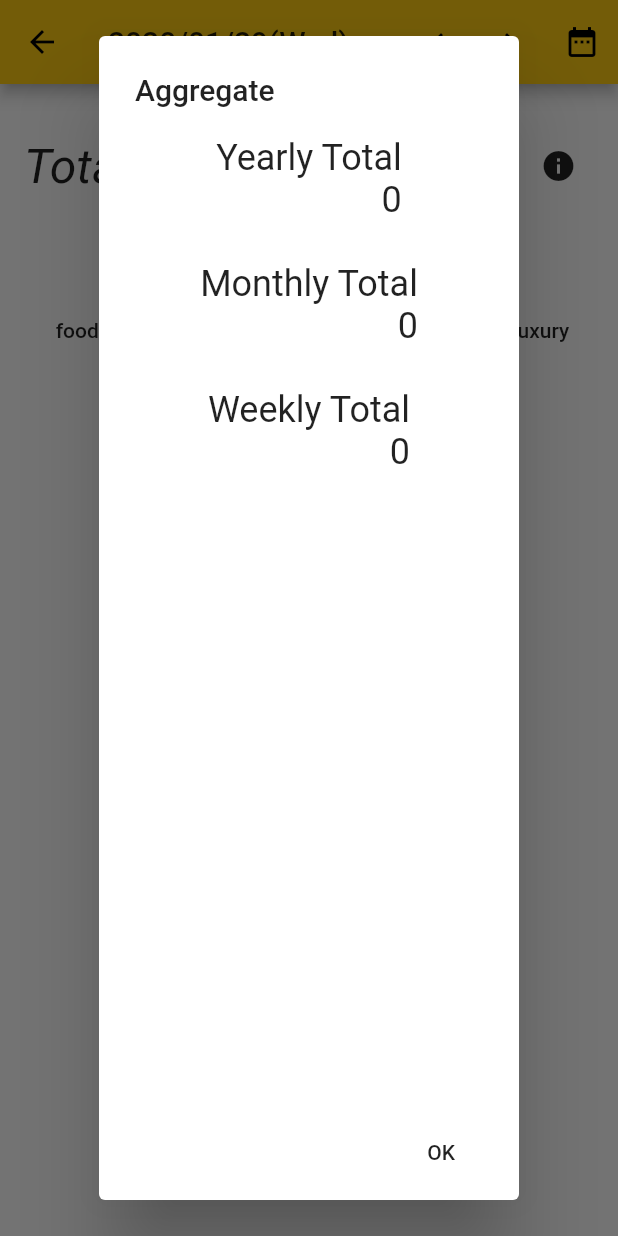
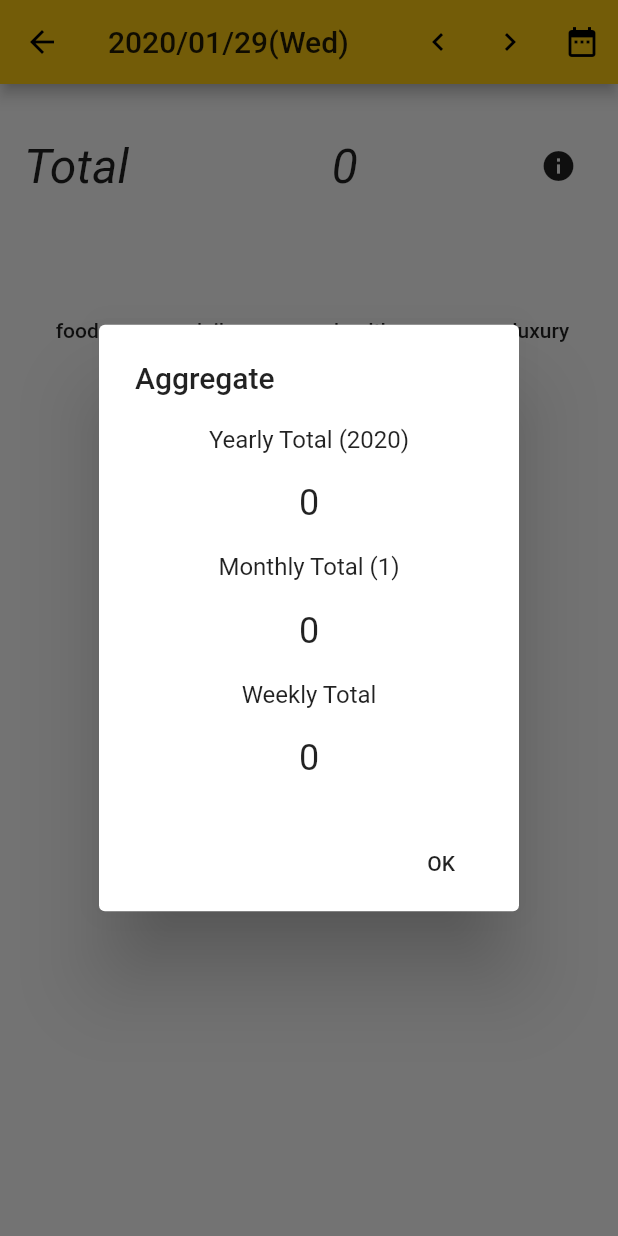
Before and after one commit to dygl2/poodo, a Flutter app: the LogPage screen opened directly, after a tap on the "info" icon, on a phone screen of 412 x 824 dp. Run offline on Flutter 3.47's test engine with Material 2 defaults, Android fonts, the phone set to English and light mode, and no system bars; our stand-ins replace flutter_calendar_carousel, sqflite; accounts and stored records are empty.

Commit message:
[fix] fix aggregate class and display format #5

```diff
--- a/lib/db_provider.dart
+++ b/lib/db_provider.dart
@@ -31,7 +31,7 @@ class DbProvider {
 
       _db = await openDatabase(
         path,
-        version: 1,
+        version: 2,
         onCreate: (Database newDb, int version) {
           newDb.execute("""
               CREATE TABLE todo
--- a/lib/log/aggregate.dart
+++ b/lib/log/aggregate.dart
@@ -1,11 +1,11 @@
 class Aggregate {
-  int total = 0;
+  int dayTotal = 0;
   int yearlyTotal = 0;
   int mothlyTotal = 0;
   int weeklyTotal = 0;
 
   Aggregate() {
-    total = 0;
+    dayTotal = 0;
     yearlyTotal = 0;
     mothlyTotal = 0;
     weeklyTotal = 0;
--- a/lib/log/aggregate_dialog.dart
+++ b/lib/log/aggregate_dialog.dart
@@ -11,19 +11,36 @@ class AggregateDialog extends StatelessWidget {
           return AlertDialog(
             title: Text(_title),
             content: new Column(
+              mainAxisAlignment: MainAxisAlignment.spaceAround,
+              mainAxisSize: MainAxisSize.min,
               children: <Widget>[
                 Text(
-                  'Yearly Total\n' + aggregate.yearlyTotal.toString(),
+                  'Yearly Total (' + DateTime.now().year.toString() + ')\n',
+                  style: TextStyle(fontSize: 16.0),
+                  textAlign: TextAlign.end,
+                ),
+                Text(
+                  aggregate.yearlyTotal.toString(),
                   style: TextStyle(fontSize: 24.0),
                   textAlign: TextAlign.end,
                 ),
                 Text(
-                  '\nMonthly Total\n' + aggregate.mothlyTotal.toString(),
+                  '\nMonthly Total (' + DateTime.now().month.toString() + ')\n',
+                  style: TextStyle(fontSize: 16.0),
+                  textAlign: TextAlign.end,
+                ),
+                Text(
+                  aggregate.mothlyTotal.toString(),
                   style: TextStyle(fontSize: 24.0),
                   textAlign: TextAlign.end,
                 ),
                 Text(
-                  '\nWeekly Total\n' + aggregate.weeklyTotal.toString(),
+                  '\nWeekly Total\n',
+                  style: TextStyle(fontSize: 16.0),
+                  textAlign: TextAlign.end,
+                ),
+                Text(
+                  aggregate.weeklyTotal.toString(),
                   style: TextStyle(fontSize: 24.0),
                   textAlign: TextAlign.end,
                 ),
--- a/lib/log/log.dart
+++ b/lib/log/log.dart
@@ -40,8 +40,6 @@ class Log {
 
     for (var ls in _lists) {
       for (var item in ls) {
-        result.total += item.cost;
-
         if (DateTime.fromMillisecondsSinceEpoch(item.date).year ==
             DateTime.now().year) {
           result.yearlyTotal += item.cost;
@@ -56,6 +54,9 @@ class Log {
                         DateTime.now().weekday >
                     0) {
               result.weeklyTotal += item.cost;
+              if (item.date == DateTime.now().millisecondsSinceEpoch) {
+                result.dayTotal += item.cost;
+              }
             }
           }
         }
--- a/lib/log/log_page.dart
+++ b/lib/log/log_page.dart
@@ -105,7 +105,7 @@ class _LogPageState extends State<LogPage> {
                     Expanded(
                       flex: 5,
                       child: Text(
-                        aggregate.total.toString(),
+                        aggregate.dayTotal.toString(),
                         style: TextStyle(
                             fontSize: 32.0, fontStyle: FontStyle.italic),
                         textAlign: TextAlign.center,
```
